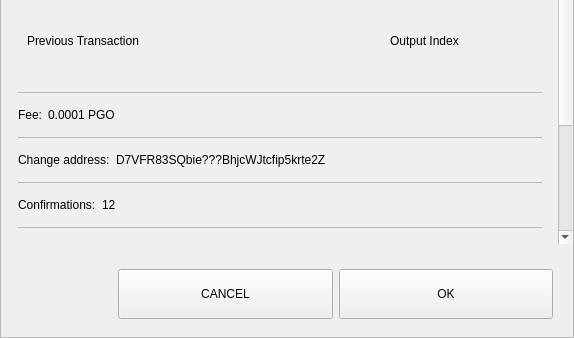
The window that src/qt/pengolincoin/forms/sendconfirmdialog.ui (pengolincoin/PengolinCoin-Core) describes before a commit, drawn with Qt 5; both pictures show x 0 to 574 and y 342 to 680 of the 574 by 680 pixel window.
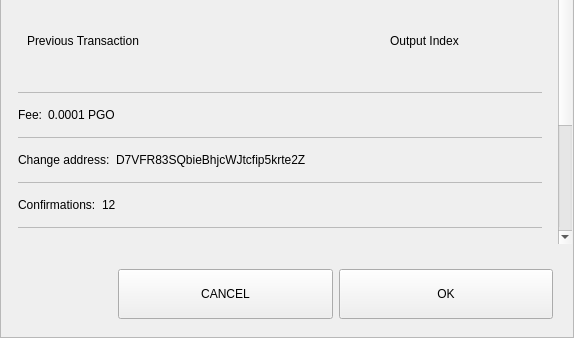
The same window after the commit.

Diff of the .ui file:
```diff
--- a/src/qt/pengolincoin/forms/sendconfirmdialog.ui
+++ b/src/qt/pengolincoin/forms/sendconfirmdialog.ui
@@ -669,7 +669,7 @@
                    <item>
                     <widget class="QLabel" name="textChange">
                      <property name="text">
-                      <string>D7VFR83SQbie???BhjcWJtcfip5krte2Z </string>
+                      <string>D7VFR83SQbieBhjcWJtcfip5krte2Z </string>
                      </property>
                     </widget>
                    </item>
```
